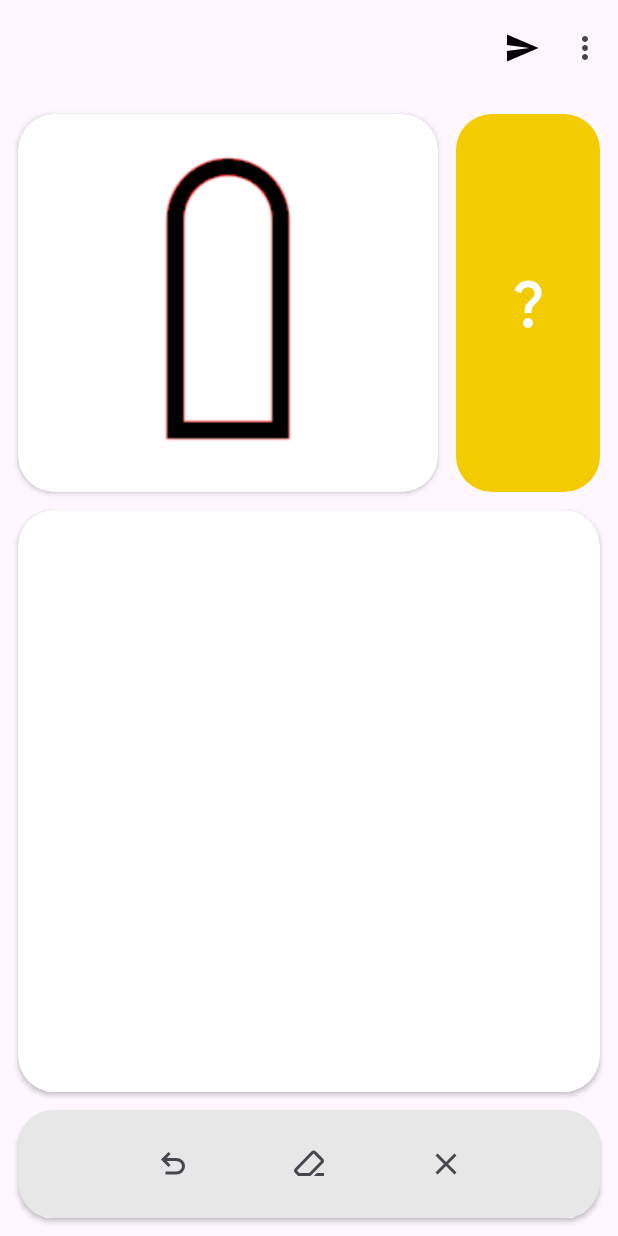
After one commit to gmdvart/Marker-Recognition, an Android app: the layout fragment_main_screen.xml on its own in the app's theme, with its tools: preview values and no code run, on a phone screen of 412 x 824 dp. The commit adds this screen. Run offline under Robolectric (Android 15) with nearby library versions, the phone set to English and light mode, and no system bars.

Commit message:
Implemented UI for main screen

```diff
--- a/app/src/main/AndroidManifest.xml
+++ b/app/src/main/AndroidManifest.xml
@@ -3,6 +3,7 @@
           xmlns:tools="http://schemas.android.com/tools">
 
     <application
+            android:name=".BuziDroidApplication"
             android:allowBackup="true"
             android:dataExtractionRules="@xml/data_extraction_rules"
             android:fullBackupContent="@xml/backup_rules"
--- a/app/src/main/java/com/example/buzidroidapplication/ui/MainActivity.kt
+++ b/app/src/main/java/com/example/buzidroidapplication/ui/MainActivity.kt
@@ -3,8 +3,10 @@ package com.example.buzidroidapplication.ui
 import androidx.appcompat.app.AppCompatActivity
 import android.os.Bundle
 import android.util.Log
+import com.example.buzidroidapplication.R
 import com.example.buzidroidapplication.data.model.MarkerInfo
 import com.example.buzidroidapplication.databinding.ActivityMainBinding
+import com.example.buzidroidapplication.ui.recognize_feature.screen.MainScreenFragment
 import kotlinx.serialization.json.Json
 
 class MainActivity : AppCompatActivity() {
@@ -15,6 +17,15 @@ class MainActivity : AppCompatActivity() {
         super.onCreate(savedInstanceState)
         binding = ActivityMainBinding.inflate(layoutInflater)
         setContentView(binding.root)
+
+        setUpFragment()
+    }
+
+    private fun setUpFragment() {
+        supportFragmentManager.beginTransaction().apply {
+            replace(R.id.fragment_container_view, MainScreenFragment.newInstance())
+            commit()
+        }
     }
 
     private fun testJsonEncoding() {
--- /dev/null
+++ b/app/src/main/java/com/example/buzidroidapplication/ui/recognize_feature/screen/MainScreenFragment.kt
@@ -0,0 +1,50 @@
+package com.example.buzidroidapplication.ui.recognize_feature.screen
+
+import android.os.Bundle
+import androidx.fragment.app.Fragment
+import android.view.LayoutInflater
+import android.view.View
+import android.view.ViewGroup
+import android.view.ViewTreeObserver
+import com.example.buzidroidapplication.databinding.FragmentMainScreenBinding
+
+class MainScreenFragment : Fragment(), ViewTreeObserver.OnGlobalLayoutListener {
+
+    private lateinit var binding: FragmentMainScreenBinding
+
+    override fun onCreateView(
+        inflater: LayoutInflater, container: ViewGroup?,
+        savedInstanceState: Bundle?
+    ): View? {
+        binding = FragmentMainScreenBinding.inflate(inflater, container, false)
+        return binding.root
+    }
+
+    override fun onViewCreated(view: View, savedInstanceState: Bundle?) {
+        binding.setUpState()
+    }
+
+    private fun FragmentMainScreenBinding.setUpState() {
+        setUpPainter()
+    }
+
+    private fun FragmentMainScreenBinding.setUpPainter() {
+        paintView.viewTreeObserver.addOnGlobalLayoutListener(this@MainScreenFragment)
+        undoButton.setOnClickListener { paintView.undo() }
+        clearButton.setOnClickListener { paintView.clear() }
+    }
+
+    override fun onGlobalLayout() {
+        with(binding) {
+            paintView.viewTreeObserver.removeOnGlobalLayoutListener(this@MainScreenFragment)
+            val width = paintCardView.measuredWidth
+            val height = paintCardView.measuredHeight
+            paintView.create(width, height)
+        }
+    }
+
+    companion object {
+        @JvmStatic
+        fun newInstance() = MainScreenFragment()
+    }
+}
--- /dev/null
+++ b/app/src/main/res/drawable/close.xml
@@ -0,0 +1,10 @@
+<vector xmlns:android="http://schemas.android.com/apk/res/android"
+    android:width="24dp"
+    android:height="24dp"
+    android:viewportWidth="960"
+    android:viewportHeight="960"
+    android:tint="?attr/colorControlNormal">
+  <path
+      android:fillColor="@android:color/white"
+      android:pathData="M256,760L200,704L424,480L200,256L256,200L480,424L704,200L760,256L536,480L760,704L704,760L480,536L256,760Z"/>
+</vector>
--- /dev/null
+++ b/app/src/main/res/drawable/ink_eraser.xml
@@ -0,0 +1,10 @@
+<vector xmlns:android="http://schemas.android.com/apk/res/android"
+    android:width="24dp"
+    android:height="24dp"
+    android:viewportWidth="960"
+    android:viewportHeight="960"
+    android:tint="?attr/colorControlNormal">
+  <path
+      android:fillColor="@android:color/white"
+      android:pathData="M690,720L880,720L880,800L610,800L690,720ZM190,800L105,715Q82,692 81.5,658Q81,624 104,600L544,144Q567,120 600.5,120Q634,120 657,143L856,342Q879,365 879,399Q879,433 856,456L520,800L190,800ZM486,720L800,398Q800,398 800,398Q800,398 800,398L602,200Q602,200 602,200Q602,200 602,200L160,656Q160,656 160,656Q160,656 160,656L224,720L486,720ZM480,480L480,480L480,480Q480,480 480,480Q480,480 480,480L480,480Q480,480 480,480Q480,480 480,480L480,480Q480,480 480,480Q480,480 480,480Z"/>
+</vector>
--- /dev/null
+++ b/app/src/main/res/drawable/question.xml
@@ -0,0 +1,10 @@
+<vector xmlns:android="http://schemas.android.com/apk/res/android"
+    android:width="40dp"
+    android:height="40dp"
+    android:viewportWidth="960"
+    android:viewportHeight="960"
+    android:tint="?attr/background">
+  <path
+      android:fillColor="@android:color/white"
+      android:pathData="M424,640Q424,559 438.5,523.5Q453,488 500,446Q541,410 562.5,383.5Q584,357 584,323Q584,282 556.5,255Q529,228 480,228Q429,228 402.5,259Q376,290 365,322L262,278Q283,214 339,167Q395,120 480,120Q585,120 641.5,178.5Q698,237 698,319Q698,369 676.5,404.5Q655,440 609,485Q560,532 549.5,556.5Q539,581 539,640L424,640ZM480,880Q447,880 423.5,856.5Q400,833 400,800Q400,767 423.5,743.5Q447,720 480,720Q513,720 536.5,743.5Q560,767 560,800Q560,833 536.5,856.5Q513,880 480,880Z"/>
+</vector>
--- /dev/null
+++ b/app/src/main/res/drawable/random_mark_button.xml
@@ -0,0 +1,5 @@
+<?xml version="1.0" encoding="utf-8"?>
+<shape xmlns:android="http://schemas.android.com/apk/res/android">
+    <solid android:color="@color/brand"/>
+    <corners android:radius="@dimen/cardCornerRadius"/>
+</shape>
--- /dev/null
+++ b/app/src/main/res/drawable/send.xml
@@ -0,0 +1,5 @@
+<vector android:autoMirrored="true" android:height="24dp"
+    android:tint="#000000" android:viewportHeight="24"
+    android:viewportWidth="24" android:width="24dp" xmlns:android="http://schemas.android.com/apk/res/android">
+    <path android:fillColor="@android:color/white" android:pathData="M2.01,21L23,12 2.01,3 2,10l15,2 -15,2z"/>
+</vector>
--- /dev/null
+++ b/app/src/main/res/drawable/tool_tab_background.xml
@@ -0,0 +1,5 @@
+<?xml version="1.0" encoding="utf-8"?>
+<shape xmlns:android="http://schemas.android.com/apk/res/android">
+    <solid android:color="@color/background"/>
+    <corners android:radius="@dimen/cardCornerRadius"/>
+</shape>
--- /dev/null
+++ b/app/src/main/res/drawable/undo.xml
@@ -0,0 +1,11 @@
+<vector xmlns:android="http://schemas.android.com/apk/res/android"
+    android:width="24dp"
+    android:height="24dp"
+    android:viewportWidth="960"
+    android:viewportHeight="960"
+    android:tint="?attr/colorControlNormal"
+    android:autoMirrored="true">
+  <path
+      android:fillColor="@android:color/white"
+      android:pathData="M280,760L280,680L564,680Q627,680 673.5,640Q720,600 720,540Q720,480 673.5,440Q627,400 564,400L312,400L416,504L360,560L160,360L360,160L416,216L312,320L564,320Q661,320 730.5,383Q800,446 800,540Q800,634 730.5,697Q661,760 564,760L280,760Z"/>
+</vector>
--- a/app/src/main/res/layout/activity_main.xml
+++ b/app/src/main/res/layout/activity_main.xml
@@ -3,6 +3,15 @@
         xmlns:android="http://schemas.android.com/apk/res/android"
         xmlns:tools="http://schemas.android.com/tools"
         android:layout_width="match_parent"
-        android:layout_height="match_parent"
+        android:layout_height="match_parent" xmlns:app="http://schemas.android.com/apk/res-auto"
         tools:context=".ui.MainActivity">
+
+    <androidx.fragment.app.FragmentContainerView
+            android:id="@+id/fragment_container_view"
+            android:layout_width="0dp"
+            android:layout_height="0dp"
+            app:layout_constraintStart_toStartOf="parent"
+            app:layout_constraintEnd_toEndOf="parent"
+            app:layout_constraintTop_toTopOf="parent"
+            app:layout_constraintBottom_toBottomOf="parent"/>
 </androidx.constraintlayout.widget.ConstraintLayout>
--- /dev/null
+++ b/app/src/main/res/layout/fragment_main_screen.xml
@@ -0,0 +1,124 @@
+<?xml version="1.0" encoding="utf-8"?>
+<androidx.constraintlayout.widget.ConstraintLayout
+        xmlns:android="http://schemas.android.com/apk/res/android"
+        xmlns:app="http://schemas.android.com/apk/res-auto"
+        xmlns:tools="http://schemas.android.com/tools"
+        android:layout_width="match_parent"
+        android:layout_height="match_parent"
+        tools:context=".ui.recognize_feature.screen.MainScreenFragment">
+
+    <com.google.android.material.appbar.AppBarLayout
+            android:id="@+id/app_bar_layout"
+            android:layout_width="match_parent"
+            android:layout_height="wrap_content"
+            app:layout_constraintTop_toTopOf="parent">
+
+        <com.google.android.material.appbar.MaterialToolbar
+                android:id="@+id/tool_bar"
+                android:layout_width="match_parent"
+                android:layout_height="wrap_content"
+                android:minHeight="?attr/actionBarSize"
+                app:menu="@menu/top_bar_menu"/>
+    </com.google.android.material.appbar.AppBarLayout>
+
+    <androidx.cardview.widget.CardView
+            android:id="@+id/marker_preview_card_view"
+            android:layout_width="0dp"
+            android:layout_height="0dp"
+            android:layout_margin="@dimen/margin"
+            app:cardCornerRadius="@dimen/cardCornerRadius"
+            app:layout_constraintStart_toStartOf="parent"
+            app:layout_constraintEnd_toStartOf="@+id/random_mark_image_button"
+            app:layout_constraintTop_toBottomOf="@+id/app_bar_layout"
+            app:layout_constraintBottom_toTopOf="@+id/paint_card_view">
+
+        <ImageView
+                android:id="@+id/marker_image_view"
+                android:layout_width="match_parent"
+                android:layout_height="match_parent"
+                android:contentDescription="@string/marker"
+                android:scaleType="fitCenter"
+                android:layout_gravity="center"
+                android:layout_margin="@dimen/margin"
+                tools:src="@drawable/avtomobil"/>
+    </androidx.cardview.widget.CardView>
+
+    <ImageButton
+            android:id="@+id/random_mark_image_button"
+            android:layout_width="wrap_content"
+            android:minWidth="@dimen/minRandomMarkerButtonWidth"
+            android:layout_height="0dp"
+            android:contentDescription="@string/generate_random_mark"
+            android:background="@drawable/random_mark_button"
+            android:layout_margin="@dimen/margin"
+            android:src="@drawable/question"
+            app:layout_constraintEnd_toEndOf="parent"
+            app:layout_constraintBottom_toTopOf="@+id/paint_card_view"
+            app:layout_constraintTop_toBottomOf="@+id/app_bar_layout"/>
+
+    <androidx.cardview.widget.CardView
+            android:id="@+id/paint_card_view"
+            android:layout_width="0dp"
+            android:layout_height="0dp"
+            app:cardCornerRadius="@dimen/cardCornerRadius"
+            app:layout_constraintDimensionRatio="1"
+            android:layout_margin="@dimen/margin"
+            app:layout_constraintStart_toStartOf="parent"
+            app:layout_constraintEnd_toEndOf="parent"
+            app:layout_constraintBottom_toTopOf="@+id/tool_bar_card_view">
+
+        <com.example.buzidroidapplication.ui.recognize_feature.components.PaintView
+                android:id="@+id/paint_view"
+                android:layout_width="match_parent"
+                android:layout_height="match_parent"/>
+    </androidx.cardview.widget.CardView>
+
+    <androidx.constraintlayout.widget.ConstraintLayout
+            android:id="@+id/tool_bar_card_view"
+            android:layout_width="0dp"
+            android:layout_height="wrap_content"
+            android:layout_margin="@dimen/margin"
+            android:padding="@dimen/padding"
+            android:background="@drawable/tool_tab_background"
+            android:elevation="@dimen/elevation"
+            app:layout_constraintStart_toStartOf="parent"
+            app:layout_constraintEnd_toEndOf="parent"
+            app:layout_constraintBottom_toBottomOf="parent">
+
+        <ImageButton
+                android:id="@+id/undo_button"
+                android:layout_width="wrap_content"
+                android:layout_height="wrap_content"
+                android:contentDescription="@string/undo_action"
+                android:background="@null"
+                android:src="@drawable/undo"
+                app:layout_constraintStart_toStartOf="parent"
+                app:layout_constraintEnd_toStartOf="@+id/erase_button"
+                app:layout_constraintTop_toTopOf="parent"
+                app:layout_constraintBottom_toBottomOf="parent"/>
+
+        <ImageButton
+                android:id="@+id/erase_button"
+                android:layout_width="wrap_content"
+                android:layout_height="wrap_content"
+                android:contentDescription="@string/erase_action"
+                android:background="@null"
+                android:src="@drawable/ink_eraser"
+                app:layout_constraintStart_toEndOf="@+id/undo_button"
+                app:layout_constraintEnd_toStartOf="@+id/clear_button"
+                app:layout_constraintTop_toTopOf="parent"
+                app:layout_constraintBottom_toBottomOf="parent"/>
+
+        <ImageButton
+                android:id="@+id/clear_button"
+                android:layout_width="wrap_content"
+                android:layout_height="wrap_content"
+                android:contentDescription="@string/clear_action"
+                android:background="@null"
+                android:src="@drawable/close"
+                app:layout_constraintStart_toEndOf="@+id/erase_button"
+                app:layout_constraintEnd_toEndOf="parent"
+                app:layout_constraintTop_toTopOf="parent"
+                app:layout_constraintBottom_toBottomOf="parent"/>
+    </androidx.constraintlayout.widget.ConstraintLayout>
+</androidx.constraintlayout.widget.ConstraintLayout>
--- /dev/null
+++ b/app/src/main/res/menu/top_bar_menu.xml
@@ -0,0 +1,10 @@
+<?xml version="1.0" encoding="utf-8"?>
+<menu xmlns:android="http://schemas.android.com/apk/res/android" xmlns:app="http://schemas.android.com/apk/res-auto">
+    <item android:id="@+id/result_item"
+          android:title="@string/result"
+          android:icon="@drawable/send"
+          app:showAsAction="ifRoom"/>
+    <item android:id="@+id/settings_item"
+          android:title="@string/settings"
+          app:showAsAction="never"/>
+</menu>
--- a/app/src/main/res/values/colors.xml
+++ b/app/src/main/res/values/colors.xml
@@ -2,4 +2,7 @@
 <resources>
     <color name="black">#FF000000</color>
     <color name="white">#FFFFFFFF</color>
+<!--    App Theme Palette-->
+    <color name="brand">#FFF3CB01</color>
+    <color name="background">#FFE7E7E7</color>
 </resources>
--- /dev/null
+++ b/app/src/main/res/values/dimens.xml
@@ -0,0 +1,8 @@
+<?xml version="1.0" encoding="utf-8"?>
+<resources>
+    <dimen name="margin">12dp</dimen>
+    <dimen name="padding">24dp</dimen>
+    <dimen name="elevation">2dp</dimen>
+    <dimen name="cardCornerRadius">24dp</dimen>
+    <dimen name="minRandomMarkerButtonWidth">96dp</dimen>
+</resources>
--- a/app/src/main/res/values/strings.xml
+++ b/app/src/main/res/values/strings.xml
@@ -1,3 +1,11 @@
 <resources>
-    <string name="app_name">Buzi Droid Application</string>
+    <string name="app_name">Buzi Droid</string>
+
+    <string name="result">Result</string>
+    <string name="settings">Settings</string>
+    <string name="marker">Marker</string>
+    <string name="generate_random_mark">Generate random mark</string>
+    <string name="undo_action">Undo action</string>
+    <string name="erase_action">Erase action</string>
+    <string name="clear_action">Clear action</string>
 </resources>
--- a/app/src/main/res/values/themes.xml
+++ b/app/src/main/res/values/themes.xml
@@ -5,5 +5,7 @@
         <!-- <item name="colorPrimary">@color/my_light_primary</item> -->
     </style>
 
-    <style name="Theme.BuziDroidApplication" parent="Base.Theme.BuziDroidApplication"/>
+    <style name="Theme.BuziDroidApplication" parent="Base.Theme.BuziDroidApplication">
+        <item name="colorPrimary">@color/brand</item>
+    </style>
 </resources>
--- a/gradle/libs.versions.toml
+++ b/gradle/libs.versions.toml
@@ -3,6 +3,7 @@ tensorFLow = "2.12.0"
 koltinxSerialization = "1.6.3"
 ktor = "2.3.12"
 dataStore = "1.1.1"
+kotlin = "2.0.0"
 
 [libraries]
 # KoltinX Serialization
@@ -19,6 +20,7 @@ ktor-logging = { module = "io.ktor:ktor-client-logging", version.ref = "ktor" }
 datastore-preferences = { group = "androidx.datastore", name = "datastore-preferences", version.ref = "dataStore" }
 
 [plugins]
+kotlinAndroid = { id = "org.jetbrains.kotlin.android", version.ref = "kotlin" }
 
 [bundles]
 ktorClient = ["ktor-core", "ktor-android", "ktor-negotiation", "ktor-serialization", "ktor-logging"]
```
